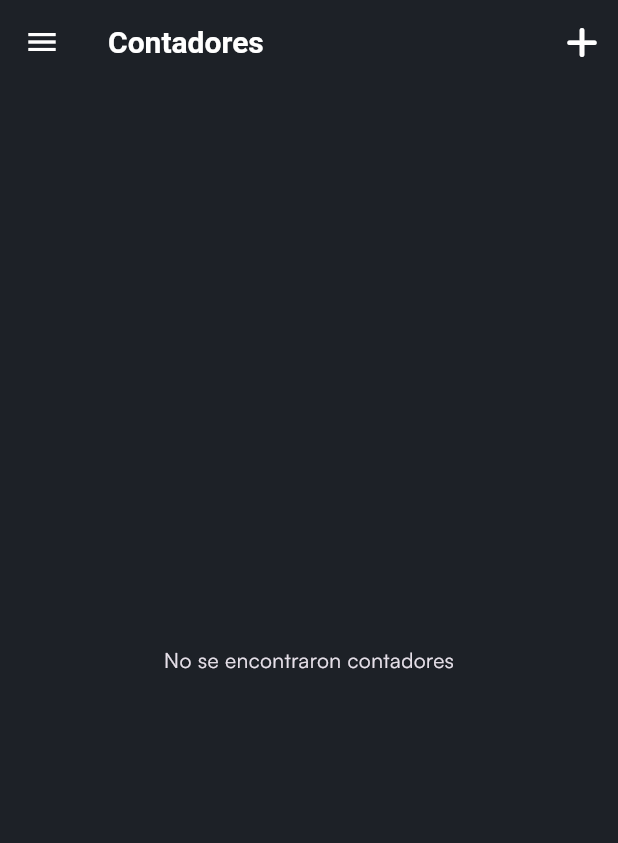
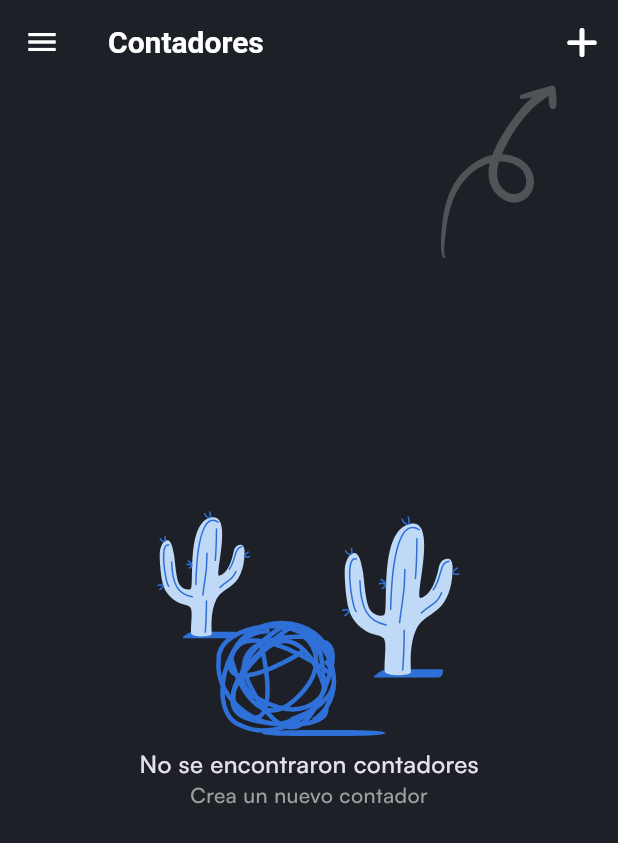
Before and after one commit to israel-gs/tap_to_count, a Flutter app: the screen it shows after launch, on a phone screen of 412 x 824 dp. Shown: the top 843 px of the screen. Run offline on Flutter 3.47's test engine with Material 2 defaults, Android fonts, the phone set to English and light mode, and no system bars; our stand-ins replace flutter_slidable, flutter_svg, font_awesome_flutter, get, sqflite; missing offline and left inert: switcher_button; accounts and stored records are empty.

Commit message:
[CHANGE] Se añadió listado vacío en el home

```diff
--- a/lib/app/modules/home/home_screen.dart
+++ b/lib/app/modules/home/home_screen.dart
@@ -1,5 +1,6 @@
 import 'package:flutter/material.dart';
 import 'package:flutter_slidable/flutter_slidable.dart';
+import 'package:flutter_svg/svg.dart';
 import 'package:font_awesome_flutter/font_awesome_flutter.dart';
 import 'package:get/get.dart';
 import 'package:tap_to_count/app/data/models/counter_model.dart';
@@ -30,11 +31,13 @@ class HomeScreen extends GetView<HomeController> {
       ),
       drawer: const HomeDrawerWidget(),
       body: controller.obx(
-        (state) => SingleChildScrollView(
+            (state) =>
+            SingleChildScrollView(
               child: Padding(
                 padding: const EdgeInsets.all(20),
                 child: Obx(
-              () => Column(
+                      () =>
+                      Column(
                         children: [
                           ...controller.counters
                               .map(
@@ -46,9 +49,7 @@ class HomeScreen extends GetView<HomeController> {
                 ),
               ),
             ),
-        onEmpty: const Center(
-          child: Text('No se encontraron contadores'),
-        ),
+        onEmpty: _buildEmptyList(),
       ),
     );
   }
@@ -92,4 +93,47 @@ class HomeScreen extends GetView<HomeController> {
       ),
     );
   }
+
+  _buildEmptyList() {
+    return Stack(
+      children: [
+        Positioned(
+          right: 40,
+          child: SvgPicture.asset(
+            'lib/assets/images/arrow.svg',
+            color: Colors.grey,
+          ),
+        ),
+        Column(
+          mainAxisAlignment: MainAxisAlignment.center,
+          crossAxisAlignment: CrossAxisAlignment.center,
+          children: [
+            SvgPicture.asset(
+              'lib/assets/images/empty.svg',
+              semanticsLabel: 'Empty list',
+            ),
+            Row(
+              mainAxisAlignment: MainAxisAlignment.center,
+              children: const [
+                Text(
+                  'No se encontraron contadores',
+                  style: TextStyle(
+                    fontSize: 16,
+                    fontWeight: FontWeight.w500,
+                  ),
+                ),
+              ],
+            ),
+            const Text(
+              'Crea un nuevo contador',
+              style: TextStyle(
+                fontWeight: FontWeight.w500,
+                color: Colors.grey,
+              ),
+            )
+          ],
+        ),
+      ],
+    );
   }
+}
--- a/pubspec.yaml
+++ b/pubspec.yaml
@@ -39,6 +39,7 @@ dependencies:
   get: ^4.6.5
   sqflite: ^2.0.3+1
   flutter_slidable: ^2.0.0
+  flutter_svg: ^1.1.4
 
 dev_dependencies:
   flutter_test:
@@ -62,6 +63,8 @@ flutter:
   # the material Icons class.
   uses-material-design: true
 
+  assets:
+    - lib/assets/images/
   # To add assets to your application, add an assets section, like this:
   # assets:
   #  - lib/assets/fonts
```
Also changed, not shown: lib/assets/images/arrow.svg (added), lib/assets/images/empty.svg (added), pubspec.lock. Lines whose indentation alone changed are shown as unchanged.
